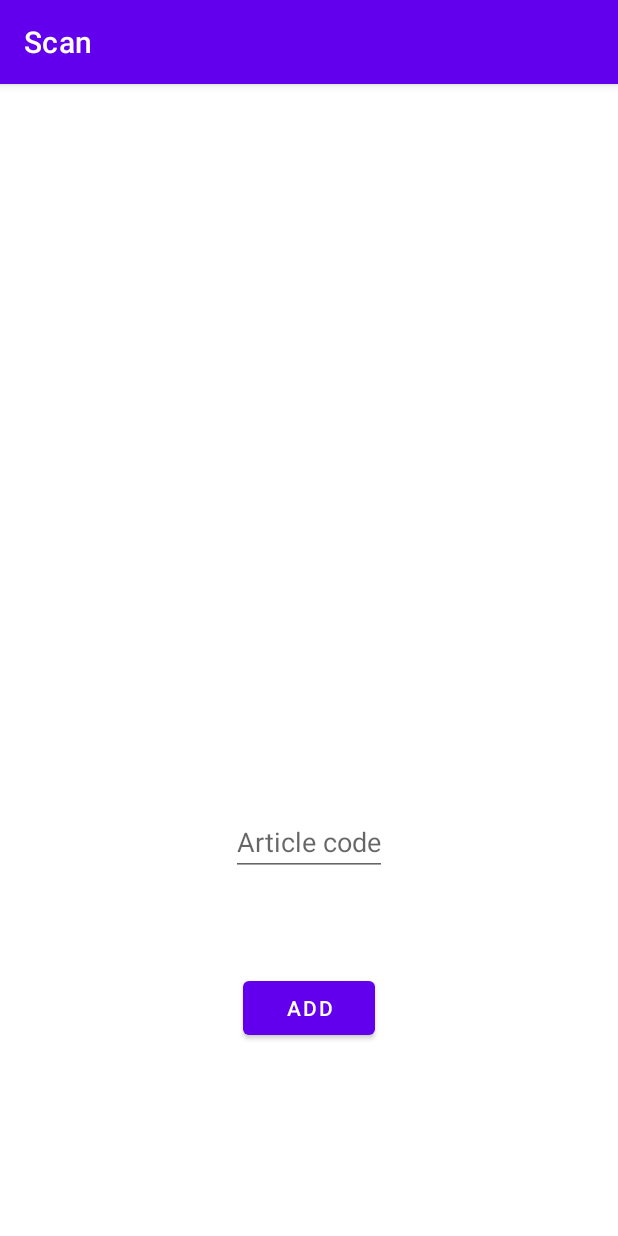
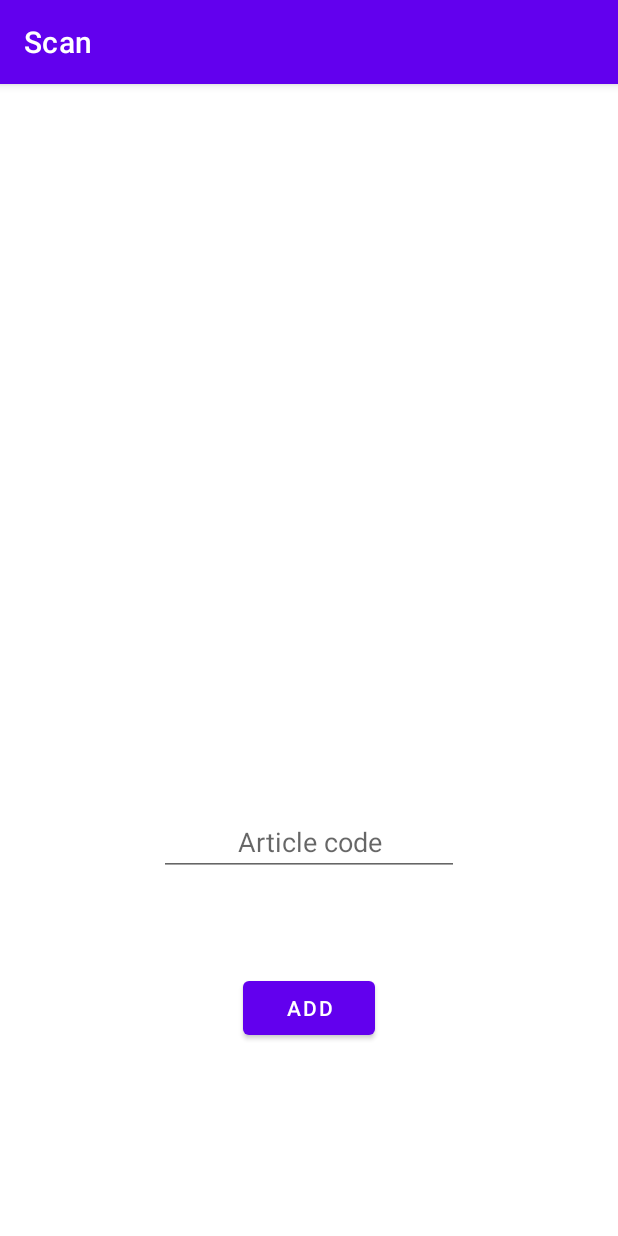
Before and after one commit to ksharshembie/whint, an Android app: the ScanFragment screen opened through its navigation route, after a tap on "ADD MANUAL", on a phone screen of 412 x 824 dp. Run offline under Robolectric (Android 15) with nearby library versions, the phone set to English and light mode, and no system bars; our stand-ins replace navigation-ui; libraries missing offline, so code that uses them is left out: com.budiyev.android; plain views replace CodeScannerView; 10 statements that could not run were skipped.

Commit message:
Barcode Manual Add added

```diff
--- a/app/src/main/res/layout/fragment_scan.xml
+++ b/app/src/main/res/layout/fragment_scan.xml
@@ -28,12 +28,13 @@
 
     <EditText
         android:id="@+id/et_articleCode"
-        android:layout_width="wrap_content"
+        android:layout_width="200dp"
         android:layout_height="wrap_content"
         android:layout_marginBottom="64dp"
         android:hint="Article code"
+        android:textAlignment="center"
+        android:visibility="gone"
         android:inputType="number"
-        android:visibility="gone"
         app:layout_constraintBottom_toTopOf="@id/btn_add"
         app:layout_constraintEnd_toEndOf="parent"
         app:layout_constraintStart_toStartOf="parent" />
```
Also changed, not shown: app/src/main/java/com/ksharshembie/whint/ui/scan/ScanFragment.kt (+22 -0 lines).
